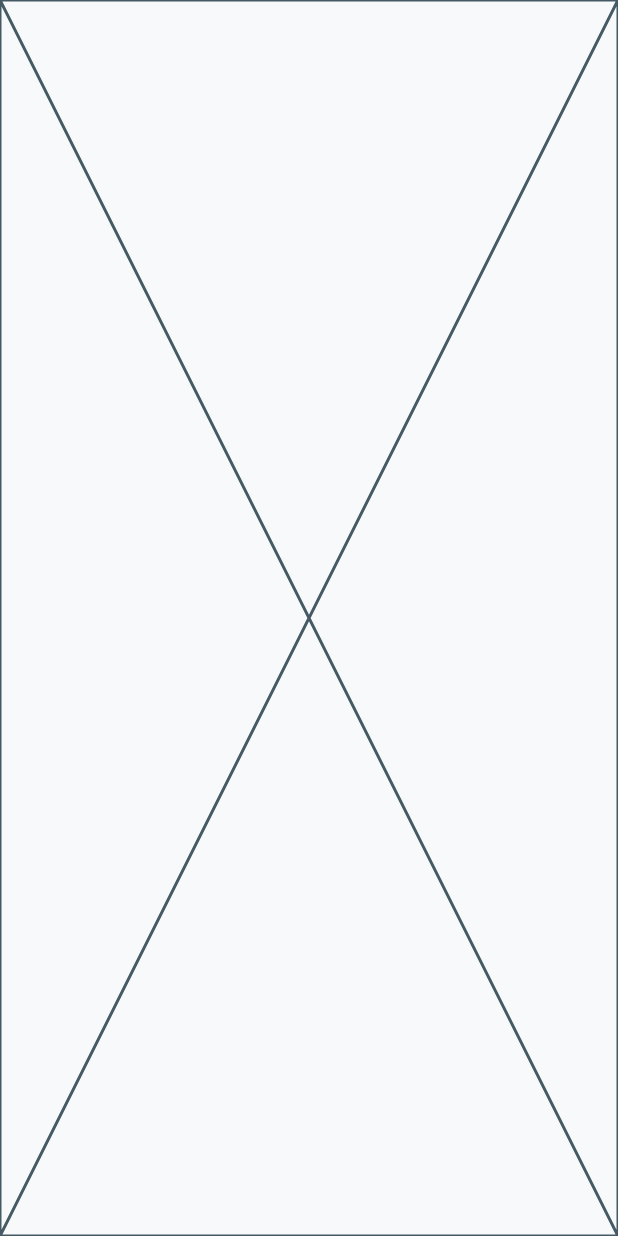
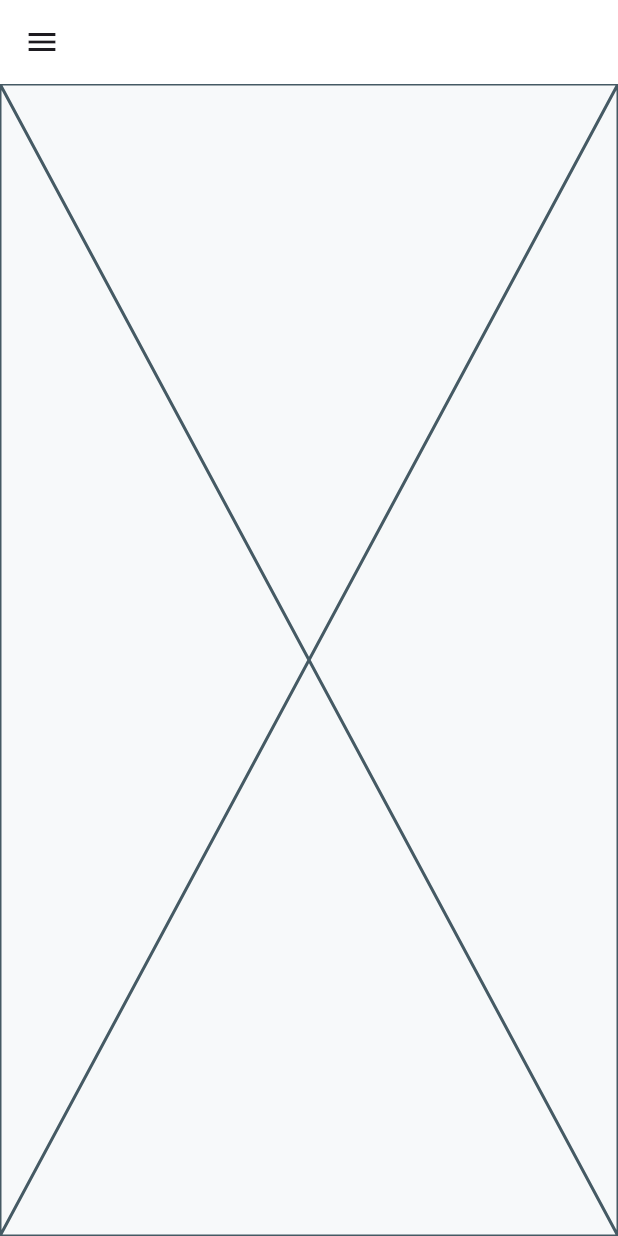
Before and after one commit to shark0a/responsive_dashboard, a Flutter app: the screen it shows after launch, on a phone screen of 412 x 824 dp. Run offline on Flutter 3.47's test engine with Material 3 defaults, Android fonts, the phone set to English and light mode, and no system bars; our stand-ins replace device_preview, expandable_page_view, fl_chart, flutter_svg; project files that could hold a hidden picture were left out.

Commit message:
`Refactor Dashboard and related widgets to use Stateful widget and Drawer`

```diff
--- a/lib/Features/DashBoard/Presentation/Views/dashboard.dart
+++ b/lib/Features/DashBoard/Presentation/Views/dashboard.dart
@@ -2,15 +2,37 @@ import 'package:flutter/material.dart';
 import 'package:responsive_dashboard/Features/DashBoard/Presentation/Views/widgets/Mobile/mobile_layout.dart';
 import 'package:responsive_dashboard/Features/DashBoard/Presentation/Views/widgets/Tablet/tablet_layout.dart';
 import 'package:responsive_dashboard/Features/DashBoard/Presentation/Views/widgets/adabtive_layout.dart';
+import 'package:responsive_dashboard/Features/DashBoard/Presentation/Views/widgets/custom_drawer.dart';
 import 'package:responsive_dashboard/Features/DashBoard/Presentation/Views/widgets/windows/windows_layout.dart';
 
-class Dashboard extends StatelessWidget {
+class Dashboard extends StatefulWidget {
   const Dashboard({super.key});
+
+  @override
+  State<Dashboard> createState() => _DashboardState();
+}
+
+class _DashboardState extends State<Dashboard> {
+  GlobalKey<ScaffoldState> scaffoldkey = GlobalKey();
 
   @override
   Widget build(BuildContext context) {
     return Scaffold(
+      key: scaffoldkey,
+      appBar:
+          MediaQuery.of(context).size.width - 32 < 1300
+              ? AppBar(
+                backgroundColor: Colors.white,
+                leading: IconButton(
+                  onPressed: () {
+                    scaffoldkey.currentState!.openDrawer();
+                  },
+                  icon: Icon(Icons.menu_sharp),
+                ),
+              )
+              : null,
       backgroundColor: Color(0xffF7F9FA),
+      drawer: CustomDrawer(),
       body: AdabtiveLayout(
         windowsLayout: (context) => WindowsLayout(),
         mobileLayout: (context) => MobileLayout(),
--- a/lib/Features/DashBoard/Presentation/Views/widgets/adabtive_layout.dart
+++ b/lib/Features/DashBoard/Presentation/Views/widgets/adabtive_layout.dart
@@ -1,3 +1,5 @@
+import 'dart:developer';
+
 import 'package:flutter/material.dart';
 
 class AdabtiveLayout extends StatelessWidget {
--- a/lib/Features/DashBoard/Presentation/Views/widgets/custom_drawer.dart
+++ b/lib/Features/DashBoard/Presentation/Views/widgets/custom_drawer.dart
@@ -11,8 +11,8 @@ class CustomDrawer extends StatelessWidget {
 
   @override
   Widget build(BuildContext context) {
-    return Container(
-      decoration: BoxDecoration(color: Colors.white),
+    return Drawer(
+      backgroundColor: Colors.white,
       child: CustomScrollView(
         slivers: [
           SliverToBoxAdapter(
--- a/lib/Features/DashBoard/Presentation/Views/widgets/transaction_history_section.dart
+++ b/lib/Features/DashBoard/Presentation/Views/widgets/transaction_history_section.dart
@@ -1,7 +1,6 @@
 import 'package:flutter/material.dart';
 import 'package:responsive_dashboard/Features/DashBoard/Presentation/Views/widgets/transaction_history_header.dart';
 import 'package:responsive_dashboard/Features/DashBoard/Presentation/Views/widgets/transaction_list_view.dart';
-import 'package:responsive_dashboard/Utils/app_styles.dart';
 
 class TransactionHistorySection extends StatelessWidget {
   const TransactionHistorySection({super.key});
--- a/lib/responsive_dashbaord_app.dart
+++ b/lib/responsive_dashbaord_app.dart
@@ -10,7 +10,6 @@ class ResponsiveDashbaordApp extends StatelessWidget {
     return MaterialApp(
       locale: DevicePreview.locale(context),
       builder: DevicePreview.appBuilder,
-
       title: "Responsive_Dashbaord",
       home: Dashboard(),
       debugShowCheckedModeBanner: false,
```
Also changed, not shown: lib/Features/DashBoard/Presentation/Views/widgets/Tablet/tablet_layout.dart (+34 -1 lines).
